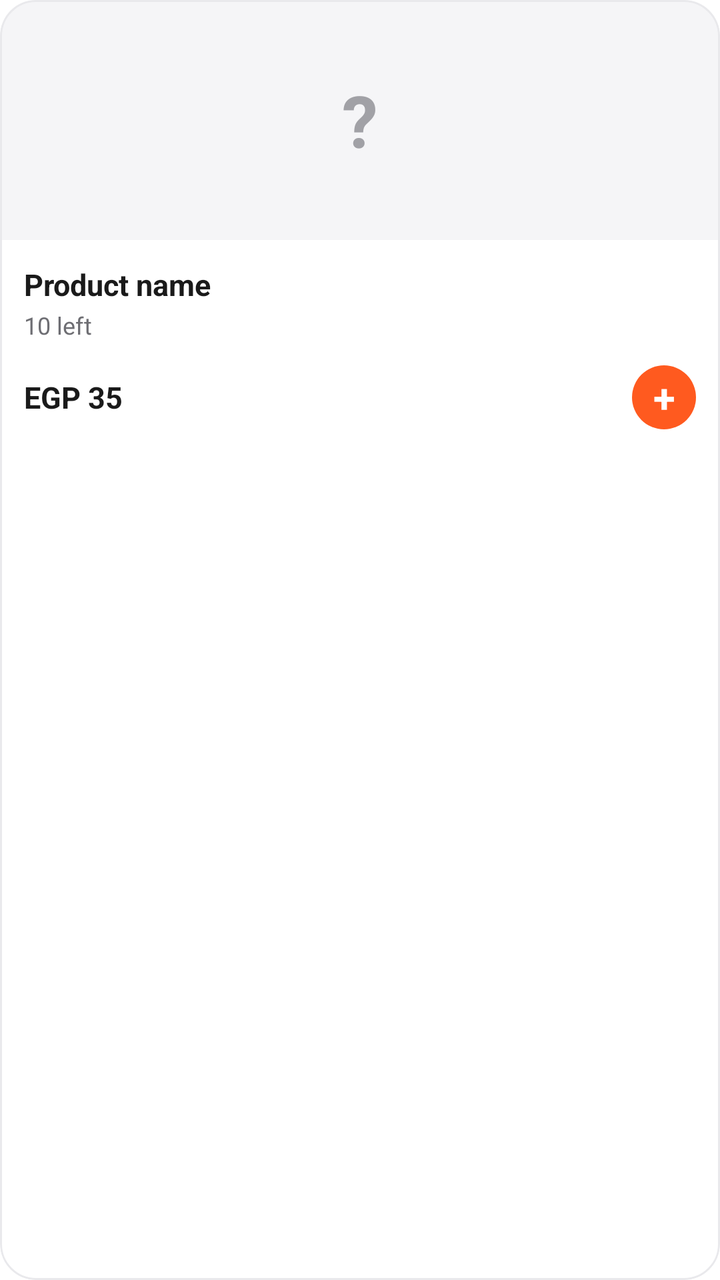
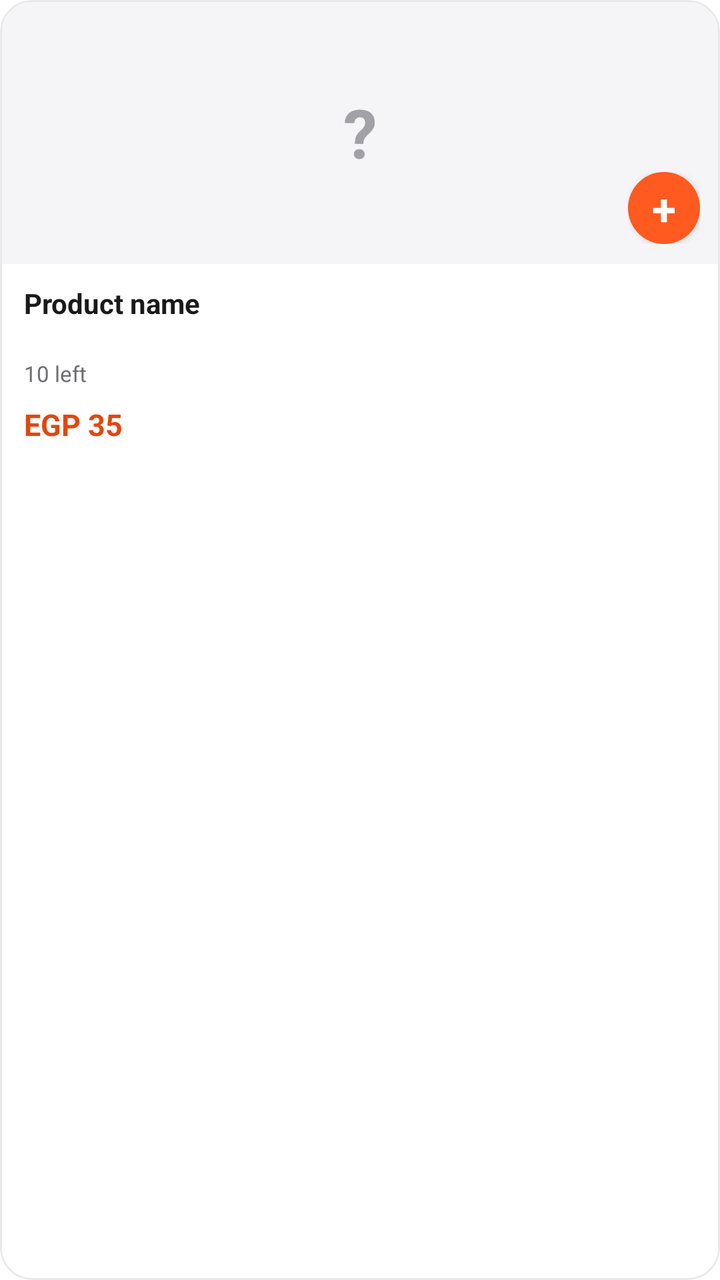

An Android layout rendered at two revisions. The XML below is the earlier revision; the diff shows what the commit changed to produce the second picture.
<!-- AndroidManifest.xml: application theme Theme.SignalingFoodApp -->
<!-- res/layout/item_product.xml -->
<?xml version="1.0" encoding="utf-8"?>
<com.google.android.material.card.MaterialCardView xmlns:android="http://schemas.android.com/apk/res/android"
    xmlns:app="http://schemas.android.com/apk/res-auto"
    android:layout_width="match_parent"
    android:layout_height="wrap_content"
    android:layout_margin="6dp"
    app:cardBackgroundColor="@color/background"
    app:cardCornerRadius="18dp"
    app:cardElevation="0dp"
    app:strokeColor="@color/divider"
    app:strokeWidth="1dp">

    <LinearLayout
        android:layout_width="match_parent"
        android:layout_height="wrap_content"
        android:orientation="vertical">

        
        <FrameLayout
            android:layout_width="match_parent"
            android:layout_height="120dp"
            android:background="@color/surface">

            <TextView
                android:id="@+id/tvProductInitial"
                android:layout_width="match_parent"
                android:layout_height="match_parent"
                android:gravity="center"
                android:text="?"
                android:textColor="@color/text_hint"
                android:textSize="36sp"
                android:textStyle="bold" />

            <ImageView
                android:id="@+id/ivProductPhoto"
                android:layout_width="match_parent"
                android:layout_height="match_parent"
                android:contentDescription="Product photo"
                android:scaleType="centerCrop" />
        </FrameLayout>

        <LinearLayout
            android:layout_width="match_parent"
            android:layout_height="wrap_content"
            android:orientation="vertical"
            android:padding="12dp">

            <TextView
                android:id="@+id/tvProductName"
                android:layout_width="match_parent"
                android:layout_height="wrap_content"
                android:ellipsize="end"
                android:maxLines="1"
                android:text="Product name"
                android:textColor="@color/text_primary"
                android:textSize="15sp"
                android:textStyle="bold" />

            <TextView
                android:id="@+id/tvProductStock"
                android:layout_width="match_parent"
                android:layout_height="wrap_content"
                android:layout_marginTop="2dp"
                android:text="10 left"
                android:textColor="@color/text_secondary"
                android:textSize="12sp" />

            
            <LinearLayout
                android:layout_width="match_parent"
                android:layout_height="36dp"
                android:layout_marginTop="10dp"
                android:gravity="center_vertical"
                android:orientation="horizontal">

                <TextView
                    android:id="@+id/tvProductPrice"
                    android:layout_width="0dp"
                    android:layout_height="wrap_content"
                    android:layout_weight="1"
                    android:ellipsize="end"
                    android:maxLines="1"
                    android:text="EGP 35"
                    android:textColor="@color/text_primary"
                    android:textSize="15sp"
                    android:textStyle="bold" />

                
                <TextView
                    android:id="@+id/btnAdd"
                    android:layout_width="32dp"
                    android:layout_height="32dp"
                    android:background="@drawable/bg_circle_brand"
                    android:contentDescription="Add to cart"
                    android:gravity="center"
                    android:text="+"
                    android:textColor="@color/white"
                    android:textSize="20sp"
                    android:textStyle="bold" />

                
                <LinearLayout
                    android:id="@+id/stepper"
                    android:layout_width="wrap_content"
                    android:layout_height="wrap_content"
                    android:gravity="center_vertical"
                    android:orientation="horizontal"
                    android:visibility="gone">

                    <TextView
                        android:id="@+id/btnMinus"
                        android:layout_width="32dp"
                        android:layout_height="32dp"
                        android:background="@drawable/bg_circle_soft"
                        android:contentDescription="Remove one"
                        android:gravity="center"
                        android:text="−"
                        android:textColor="@color/brand_dark"
                        android:textSize="20sp"
                        android:textStyle="bold" />

                    <TextView
                        android:id="@+id/tvQty"
                        android:layout_width="wrap_content"
                        android:layout_height="wrap_content"
                        android:minWidth="28dp"
                        android:gravity="center"
                        android:text="1"
                        android:textColor="@color/text_primary"
                        android:textSize="15sp"
                        android:textStyle="bold" />

                    <TextView
                        android:id="@+id/btnPlus"
                        android:layout_width="32dp"
                        android:layout_height="32dp"
                        android:background="@drawable/bg_circle_brand"
                        android:contentDescription="Add one"
                        android:gravity="center"
                        android:text="+"
                        android:textColor="@color/white"
                        android:textSize="20sp"
                        android:textStyle="bold" />
                </LinearLayout>

                
                <TextView
                    android:id="@+id/tvSoldOut"
                    android:layout_width="wrap_content"
                    android:layout_height="wrap_content"
                    android:background="@drawable/bg_chip"
                    android:paddingHorizontal="10dp"
                    android:paddingVertical="4dp"
                    android:text="Sold out"
                    android:textColor="@color/brand_dark"
                    android:textSize="12sp"
                    android:visibility="gone" />
            </LinearLayout>
        </LinearLayout>
    </LinearLayout>
</com.google.android.material.card.MaterialCardView>
<!-- resources referenced by this layout -->
<resources>
  <color name="background">#FFFFFF</color>
  <color name="brand_dark">#E2470F</color>
  <color name="divider">#E9E9EC</color>
  <color name="surface">#F5F5F7</color>
  <color name="text_hint">#A1A1A6</color>
  <color name="text_primary">#1A1A1A</color>
  <color name="text_secondary">#6E6E73</color>
  <color name="white">#FFFFFFFF</color>
  <!-- drawable bg_chip (drawable) -->
  <?xml version="1.0" encoding="utf-8"?>
  <shape xmlns:android="http://schemas.android.com/apk/res/android"
      android:shape="rectangle">
      <solid android:color="@color/brand_soft" />
      <corners android:radius="100dp" />
  </shape>
  <!-- drawable bg_circle_brand (drawable) -->
  <?xml version="1.0" encoding="utf-8"?>
  <shape xmlns:android="http://schemas.android.com/apk/res/android"
      android:shape="oval">
      <solid android:color="@color/brand" />
  </shape>
  <!-- drawable bg_circle_soft (drawable) -->
  <?xml version="1.0" encoding="utf-8"?>
  <shape xmlns:android="http://schemas.android.com/apk/res/android"
      android:shape="oval">
      <solid android:color="@color/brand_soft" />
  </shape>
  <style name="Theme.SignalingFoodApp" parent="Base.Theme.SignalingFoodApp" />
  <color name="brand_soft">#FFF1EB</color>
  <color name="brand">#FF5A1F</color>
  <color name="error">#D93025</color>
  <style name="Widget.App.Button" parent="Widget.Material3.Button">
          <item name="android:minHeight">56dp</item>
          <item name="android:insetTop">0dp</item>
          <item name="android:insetBottom">0dp</item>
          <item name="android:textSize">16sp</item>
          <item name="android:textAllCaps">false</item>
          <item name="android:fontFamily">sans-serif-medium</item>
          <item name="cornerRadius">14dp</item>
      </style>
  <style name="Widget.App.TextInput" parent="Widget.Material3.TextInputLayout.OutlinedBox">
          <item name="boxCornerRadiusTopStart">14dp</item>
          <item name="boxCornerRadiusTopEnd">14dp</item>
          <item name="boxCornerRadiusBottomStart">14dp</item>
          <item name="boxCornerRadiusBottomEnd">14dp</item>
          <item name="boxStrokeColor">@color/input_stroke</item>
          <item name="boxStrokeWidth">1dp</item>
          <item name="boxStrokeWidthFocused">2dp</item>
          <item name="hintTextColor">@color/brand</item>
          <item name="boxBackgroundColor">@color/background</item>
      </style>
  <!-- unchanged entries left out for length: 1 -->
</resources>

<!-- the commit's change to res/layout/item_product.xml (unified diff, before → after) -->
@@ -5,7 +5,7 @@
     android:layout_height="wrap_content"
     android:layout_margin="6dp"
     app:cardBackgroundColor="@color/background"
-    app:cardCornerRadius="18dp"
+    app:cardCornerRadius="16dp"
     app:cardElevation="0dp"
     app:strokeColor="@color/divider"
     app:strokeWidth="1dp">
@@ -15,10 +15,9 @@
         android:layout_height="wrap_content"
         android:orientation="vertical">
 
-        
         <FrameLayout
             android:layout_width="match_parent"
-            android:layout_height="120dp"
+            android:layout_height="132dp"
             android:background="@color/surface">
 
             <TextView
@@ -28,7 +27,7 @@
                 android:gravity="center"
                 android:text="?"
                 android:textColor="@color/text_hint"
-                android:textSize="36sp"
+                android:textSize="34sp"
                 android:textStyle="bold" />
 
             <ImageView
@@ -37,23 +36,108 @@
                 android:layout_height="match_parent"
                 android:contentDescription="Product photo"
                 android:scaleType="centerCrop" />
+
+            
+            <FrameLayout
+                android:layout_width="wrap_content"
+                android:layout_height="wrap_content"
+                android:layout_gravity="bottom|end"
+                android:layout_margin="10dp">
+
+                <TextView
+                    android:id="@+id/btnAdd"
+                    android:layout_width="36dp"
+                    android:layout_height="36dp"
+                    android:background="@drawable/bg_btn_add"
+                    android:contentDescription="Add to cart"
+                    android:elevation="2dp"
+                    android:gravity="center"
+                    android:text="+"
+                    android:textColor="@color/white"
+                    android:textSize="22sp"
+                    android:textStyle="bold" />
+
+                <LinearLayout
+                    android:id="@+id/stepper"
+                    android:layout_width="wrap_content"
+                    android:layout_height="36dp"
+                    android:background="@drawable/bg_stepper_track"
+                    android:elevation="2dp"
+                    android:gravity="center_vertical"
+                    android:orientation="horizontal"
+                    android:paddingHorizontal="4dp"
+                    android:visibility="gone">
+
+                    <TextView
+                        android:id="@+id/btnMinus"
+                        android:layout_width="30dp"
+                        android:layout_height="30dp"
+                        android:background="@drawable/bg_btn_minus"
+                        android:contentDescription="Remove one"
+                        android:gravity="center"
+                        android:text="−"
+                        android:textColor="@color/brand"
+                        android:textSize="18sp"
+                        android:textStyle="bold" />
+
+                    <TextView
+                        android:id="@+id/tvQty"
+                        android:layout_width="wrap_content"
+                        android:layout_height="wrap_content"
+                        android:minWidth="26dp"
+                        android:gravity="center"
+                        android:text="1"
+                        android:textColor="@color/text_primary"
+                        android:textSize="14sp"
+                        android:textStyle="bold" />
+
+                    <TextView
+                        android:id="@+id/btnPlus"
+                        android:layout_width="30dp"
+                        android:layout_height="30dp"
+                        android:background="@drawable/bg_btn_add"
+                        android:contentDescription="Add one"
+                        android:gravity="center"
+                        android:text="+"
+                        android:textColor="@color/white"
+                        android:textSize="18sp"
+                        android:textStyle="bold" />
+                </LinearLayout>
+
+                <TextView
+                    android:id="@+id/tvSoldOut"
+                    android:layout_width="wrap_content"
+                    android:layout_height="wrap_content"
+                    android:background="@drawable/bg_chip"
+                    android:elevation="2dp"
+                    android:paddingHorizontal="10dp"
+                    android:paddingVertical="6dp"
+                    android:text="Sold out"
+                    android:textColor="@color/brand_dark"
+                    android:textSize="11sp"
+                    android:textStyle="bold"
+                    android:visibility="gone" />
+            </FrameLayout>
         </FrameLayout>
 
         <LinearLayout
             android:layout_width="match_parent"
             android:layout_height="wrap_content"
             android:orientation="vertical"
-            android:padding="12dp">
+            android:paddingHorizontal="12dp"
+            android:paddingTop="10dp"
+            android:paddingBottom="12dp">
 
             <TextView
                 android:id="@+id/tvProductName"
                 android:layout_width="match_parent"
                 android:layout_height="wrap_content"
                 android:ellipsize="end"
-                android:maxLines="1"
+                android:maxLines="2"
+                android:minLines="2"
                 android:text="Product name"
                 android:textColor="@color/text_primary"
-                android:textSize="15sp"
+                android:textSize="14sp"
                 android:textStyle="bold" />
 
             <TextView
@@ -63,99 +147,19 @@
                 android:layout_marginTop="2dp"
                 android:text="10 left"
                 android:textColor="@color/text_secondary"
-                android:textSize="12sp" />
+                android:textSize="11sp" />
 
-            
-            <LinearLayout
+            <TextView
+                android:id="@+id/tvProductPrice"
                 android:layout_width="match_parent"
-                android:layout_height="36dp"
-                android:layout_marginTop="10dp"
-                android:gravity="center_vertical"
-                android:orientation="horizontal">
-
-                <TextView
-                    android:id="@+id/tvProductPrice"
-                    android:layout_width="0dp"
-                    android:layout_height="wrap_content"
-                    android:layout_weight="1"
-                    android:ellipsize="end"
-                    android:maxLines="1"
-                    android:text="EGP 35"
-                    android:textColor="@color/text_primary"
-                    android:textSize="15sp"
-                    android:textStyle="bold" />
-
-                
-                <TextView
-                    android:id="@+id/btnAdd"
-                    android:layout_width="32dp"
-                    android:layout_height="32dp"
-                    android:background="@drawable/bg_circle_brand"
-                    android:contentDescription="Add to cart"
-                    android:gravity="center"
-                    android:text="+"
-                    android:textColor="@color/white"
-                    android:textSize="20sp"
-                    android:textStyle="bold" />
-
-                
-                <LinearLayout
-                    android:id="@+id/stepper"
-                    android:layout_width="wrap_content"
-                    android:layout_height="wrap_content"
-                    android:gravity="center_vertical"
-                    android:orientation="horizontal"
-                    android:visibility="gone">
-
-                    <TextView
-                        android:id="@+id/btnMinus"
-                        android:layout_width="32dp"
-                        android:layout_height="32dp"
-                        android:background="@drawable/bg_circle_soft"
-                        android:contentDescription="Remove one"
-                        android:gravity="center"
-                        android:text="−"
-                        android:textColor="@color/brand_dark"
-                        android:textSize="20sp"
-                        android:textStyle="bold" />
-
-                    <TextView
-                        android:id="@+id/tvQty"
-                        android:layout_width="wrap_content"
-                        android:layout_height="wrap_content"
-                        android:minWidth="28dp"
-                        android:gravity="center"
-                        android:text="1"
-                        android:textColor="@color/text_primary"
-                        android:textSize="15sp"
-                        android:textStyle="bold" />
-
-                    <TextView
-                        android:id="@+id/btnPlus"
-                        android:layout_width="32dp"
-                        android:layout_height="32dp"
-                        android:background="@drawable/bg_circle_brand"
-                        android:contentDescription="Add one"
-                        android:gravity="center"
-                        android:text="+"
-                        android:textColor="@color/white"
-                        android:textSize="20sp"
-                        android:textStyle="bold" />
-                </LinearLayout>
-
-                
-                <TextView
-                    android:id="@+id/tvSoldOut"
-                    android:layout_width="wrap_content"
-                    android:layout_height="wrap_content"
-                    android:background="@drawable/bg_chip"
-                    android:paddingHorizontal="10dp"
-                    android:paddingVertical="4dp"
-                    android:text="Sold out"
-                    android:textColor="@color/brand_dark"
-                    android:textSize="12sp"
-                    android:visibility="gone" />
-            </LinearLayout>
+                android:layout_height="wrap_content"
+                android:layout_marginTop="8dp"
+                android:ellipsize="end"
+                android:maxLines="1"
+                android:text="EGP 35"
+                android:textColor="@color/brand_dark"
+                android:textSize="15sp"
+                android:textStyle="bold" />
         </LinearLayout>
     </LinearLayout>
 </com.google.android.material.card.MaterialCardView>
<!-- resource entries referenced after the edit -->
@@ -8,6 +8,27 @@
   <color name="text_primary">#1A1A1A</color>
   <color name="text_secondary">#6E6E73</color>
   <color name="white">#FFFFFFFF</color>
+  <!-- drawable bg_btn_add (drawable) -->
+  <?xml version="1.0" encoding="utf-8"?>
+  <shape xmlns:android="http://schemas.android.com/apk/res/android"
+      android:shape="oval">
+      <solid android:color="@color/brand" />
+      <size
+          android:width="36dp"
+          android:height="36dp" />
+  </shape>
+  <!-- drawable bg_btn_minus (drawable) -->
+  <?xml version="1.0" encoding="utf-8"?>
+  <shape xmlns:android="http://schemas.android.com/apk/res/android"
+      android:shape="oval">
+      <solid android:color="@color/white" />
+      <stroke
+          android:width="1.5dp"
+          android:color="@color/brand" />
+      <size
+          android:width="32dp"
+          android:height="32dp" />
+  </shape>
   <!-- drawable bg_chip (drawable) -->
   <?xml version="1.0" encoding="utf-8"?>
   <shape xmlns:android="http://schemas.android.com/apk/res/android"
@@ -15,30 +36,30 @@
       <solid android:color="@color/brand_soft" />
       <corners android:radius="100dp" />
   </shape>
-  <!-- drawable bg_circle_brand (drawable) -->
+  <!-- drawable bg_stepper_track (drawable) -->
   <?xml version="1.0" encoding="utf-8"?>
   <shape xmlns:android="http://schemas.android.com/apk/res/android"
-      android:shape="oval">
-      <solid android:color="@color/brand" />
-  </shape>
-  <!-- drawable bg_circle_soft (drawable) -->
-  <?xml version="1.0" encoding="utf-8"?>
-  <shape xmlns:android="http://schemas.android.com/apk/res/android"
-      android:shape="oval">
-      <solid android:color="@color/brand_soft" />
+      android:shape="rectangle">
+      <solid android:color="@color/white" />
+      <stroke
+          android:width="1dp"
+          android:color="@color/divider" />
+      <corners android:radius="100dp" />
   </shape>
   <style name="Theme.SignalingFoodApp" parent="Base.Theme.SignalingFoodApp" />
   <color name="brand_soft">#FFF1EB</color>
   <color name="brand">#FF5A1F</color>
   <color name="error">#D93025</color>
   <style name="Widget.App.Button" parent="Widget.Material3.Button">
-          <item name="android:minHeight">56dp</item>
+          <item name="android:minHeight">54dp</item>
           <item name="android:insetTop">0dp</item>
           <item name="android:insetBottom">0dp</item>
           <item name="android:textSize">16sp</item>
           <item name="android:textAllCaps">false</item>
           <item name="android:fontFamily">sans-serif-medium</item>
-          <item name="cornerRadius">14dp</item>
+          <item name="cornerRadius">28dp</item>
+          <item name="backgroundTint">@color/brand</item>
+          <item name="android:letterSpacing">0.01</item>
       </style>
   <style name="Widget.App.TextInput" parent="Widget.Material3.TextInputLayout.OutlinedBox">
           <item name="boxCornerRadiusTopStart">14dp</item>
